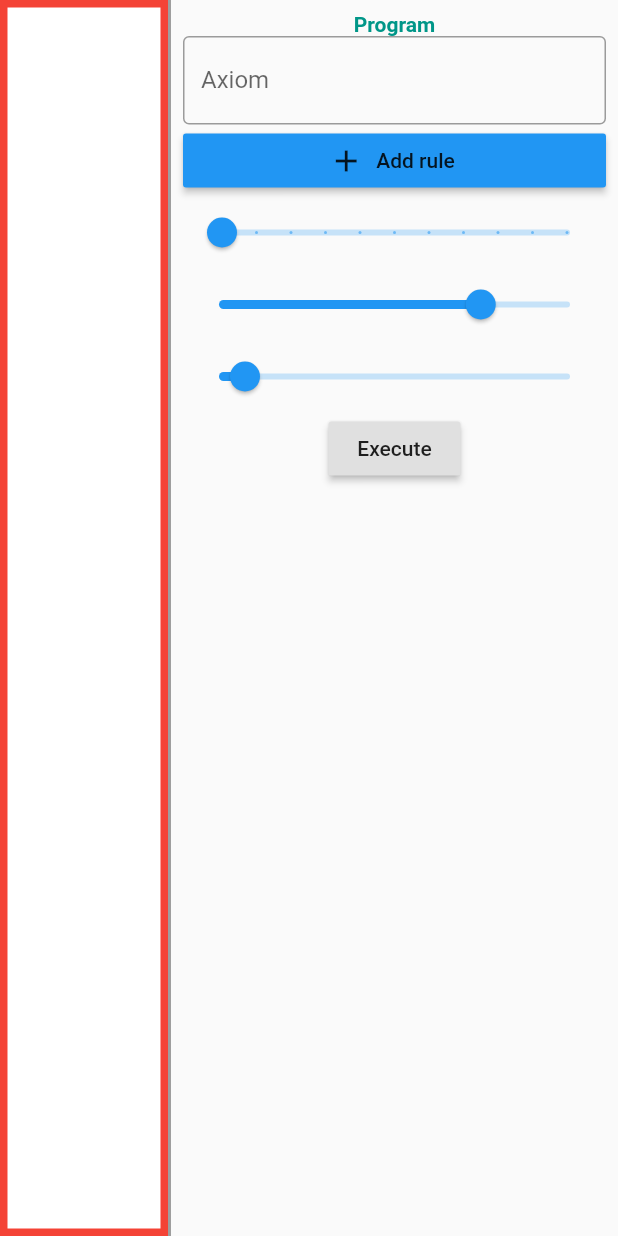
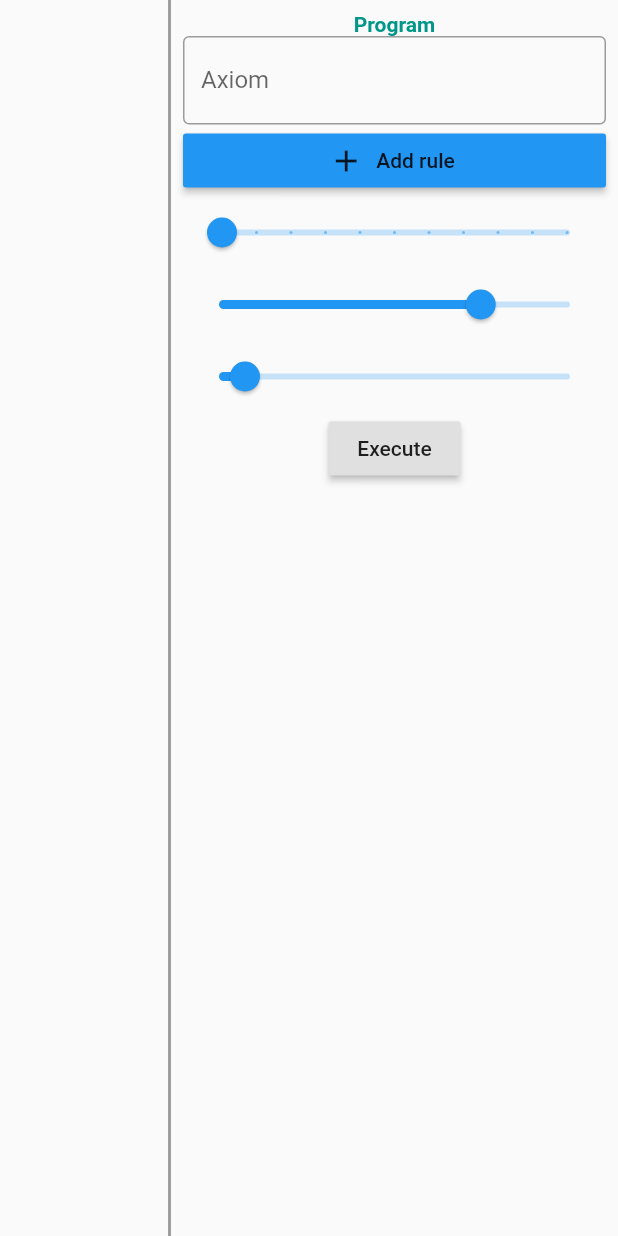
Before and after one commit to matyjb/Lsystem, a Flutter app: the screen it shows after launch, after a tap on "Execute", on a phone screen of 412 x 824 dp. Run offline on Flutter 3.47's test engine with Material 2 defaults, Android fonts, the phone set to English and light mode, and no system bars.

Commit message:
used Path to store lines

```diff
--- a/lsystem/lib/TurtleCanvas.dart
+++ b/lsystem/lib/TurtleCanvas.dart
@@ -1,9 +1,8 @@
 import 'package:flutter/material.dart';
-import 'package:lsystem/Line.dart';
 
 class TurtleCanvas extends StatefulWidget {
-  final List<Line> lines;
-  TurtleCanvas({Key key, this.lines}) : super(key: key);
+  final List<Path> paths;
+  TurtleCanvas({Key key, this.paths}) : super(key: key);
 
   @override
   _TurtleCanvasState createState() => _TurtleCanvasState();
@@ -21,7 +20,7 @@ class _TurtleCanvasState extends State<TurtleCanvas> {
       },
       child: ClipRect(
         child: CustomPaint(
-          painter: TurtlePainter(this.widget.lines,this.offset),
+          painter: TurtlePainter(this.widget.paths,this.offset),
           child: Column(),
         ),
       ),
@@ -30,29 +29,24 @@ class _TurtleCanvasState extends State<TurtleCanvas> {
 }
 
 class TurtlePainter extends CustomPainter {
-  final List<Line> lines;
+  final List<Path> paths;
   final Offset offset;
 
-  TurtlePainter(this.lines, this.offset);
+  TurtlePainter(this.paths, this.offset);
   @override
   void paint(Canvas canvas, Size size) {
-    final paint = Paint()..color = Colors.red;
-    final paint2 = Paint()..color = Colors.white;
-    canvas.drawRect(
-        Rect.fromPoints(Offset(0, 0), Offset(size.width, size.height)), paint);
-    canvas.drawRect(
-        Rect.fromPoints(Offset(5, 5), Offset(size.width - 5, size.height - 5)),
-        paint2);
-
-    for (var line in this.lines) {
-      Paint p = Paint()..color = line.color;
-      canvas.drawLine(line.p0 + offset, line.p1 + offset, p);
+    for (var path in this.paths) {
+      // Paint p = Paint()..color = line.color;
+      Paint p = Paint()
+        ..color = Colors.black
+        ..style = PaintingStyle.stroke
+        ..strokeWidth = 2;
+      canvas.drawPath(path.shift(offset), p);
     }
   }
 
   @override
   bool shouldRepaint(TurtlePainter old) {
     return old.offset != offset;
-    // return false;
   }
 }
--- a/lsystem/lib/main.dart
+++ b/lsystem/lib/main.dart
@@ -1,5 +1,4 @@
 import 'package:flutter/material.dart';
-import 'package:lsystem/Line.dart';
 import 'package:lsystem/RightBar.dart';
 import 'package:lsystem/Rule.dart';
 import 'package:lsystem/TurtleCanvas.dart';
@@ -30,7 +29,7 @@ class TurtleManager extends StatefulWidget {
 }
 
 class _TurtleManagerState extends State<TurtleManager> {
-  List<Line> linesDrawn = [];
+  List<Path> pathsDrawn = [];
 
   String recursiveFindAndReplace(String substring, List<Rule> rules, int n) {
     if (n <= 0) return substring;
@@ -55,9 +54,9 @@ class _TurtleManagerState extends State<TurtleManager> {
     return outputString.join();
   }
 
-  List<Line> getLines(String s, Turtle turtle) {
+  List<Path> getLines(String s, Turtle turtle) {
     List<Turtle> stack = [];
-    List<Line> result = [];
+    List<Path> paths = [Path()];
 
     for (int i = 0; i < s.length; i++) {
       switch (s[i]) {
@@ -65,10 +64,12 @@ class _TurtleManagerState extends State<TurtleManager> {
           Offset oldPos = turtle.pos;
           turtle.moveForward();
           Offset newPos = turtle.pos;
-          result.add(Line(oldPos, newPos));
+          paths.last.moveTo(oldPos.dx, oldPos.dy);
+          paths.last.lineTo(newPos.dx, newPos.dy);
           break;
         case "f":
           turtle.moveForward();
+          paths.add(Path());
           break;
         case "+":
           turtle.rotateLeft();
@@ -81,12 +82,14 @@ class _TurtleManagerState extends State<TurtleManager> {
           break;
         case "]":
           turtle = stack.removeLast();
+          paths.add(Path());
           break;
         default:
           break;
       }
     }
-    return result;
+    // return result;
+    return paths;
   }
 
   void onExecute(String axiom, List<Rule> rules, int n, double stepSize, double turningAngle) {
@@ -98,9 +101,11 @@ class _TurtleManagerState extends State<TurtleManager> {
     Turtle turtle = Turtle();
     turtle.stepSize = stepSize;
     turtle.turningAngle = turningAngle;
-    List<Line> lines = getLines(s, turtle);
+    // List<Line> lines = getLines(s, turtle);
+    List<Path> paths = getLines(s, turtle);
     this.setState(() {
-      linesDrawn = lines;
+      // linesDrawn = lines;
+      pathsDrawn = paths;
     });
   }
 
@@ -109,7 +114,7 @@ class _TurtleManagerState extends State<TurtleManager> {
     return Row(
       mainAxisAlignment: MainAxisAlignment.spaceBetween,
       children: [
-        Expanded(child: TurtleCanvas(lines: linesDrawn)),
+        Expanded(child: TurtleCanvas(paths: pathsDrawn)),
         Column(
           children: [
             Expanded(
```
